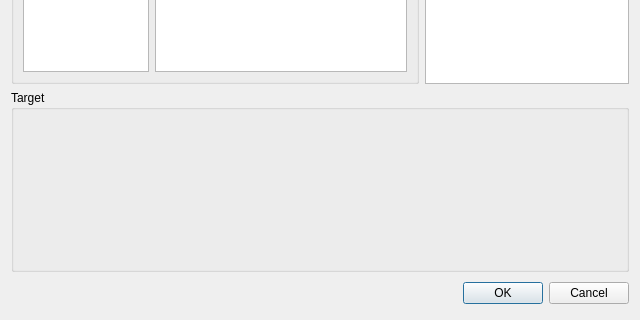
The window that source/vocabularymanagerdialog/wordsexportdialog.ui (martin-kudlicka/vocabulary-master) describes before a commit, drawn with Qt 5; both pictures show x 0 to 640 and y 160 to 480 of the 640 by 480 pixel window.
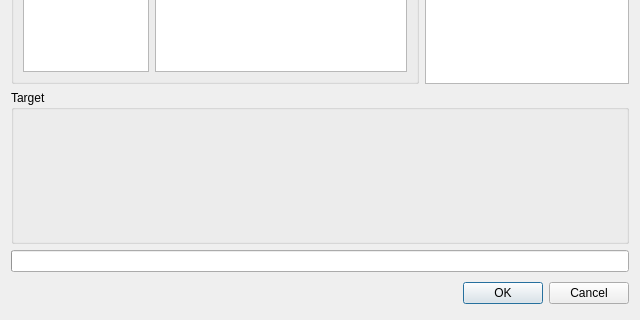
The same window after the commit.

Commit message: + export preview progress

Diff of the .ui file:
```diff
--- a/source/vocabularymanagerdialog/wordsexportdialog.ui
+++ b/source/vocabularymanagerdialog/wordsexportdialog.ui
@@ -93,6 +93,13 @@
      </layout>
     </widget>
    </item>
+   <item>
+    <widget class="QProgressBar" name="qpbProgress">
+     <property name="textVisible">
+      <bool>false</bool>
+     </property>
+    </widget>
+   </item>
    <item>
     <layout class="QHBoxLayout">
      <property name="spacing">
```
The commit also changes 7 other files.
